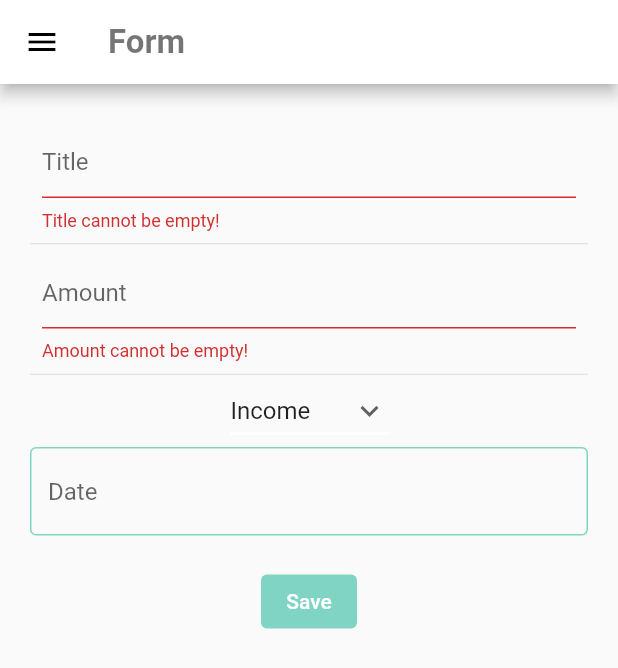
After one commit to Dhafiano/pbp-flutter-lab, a Flutter app: the AddBudgetPage screen opened directly, after a tap on "Save", on a phone screen of 412 x 824 dp. The commit adds this screen. Shown: the top 668 px of the screen. Run offline on Flutter 3.47's test engine with Material 2 defaults, Android fonts, the phone set to English and light mode, and no system bars; our stand-ins replace date_field; missing offline and left inert: dart:html.

Commit message:
update tugas 8

```diff
--- /dev/null
+++ b/counter7/lib/budget.dart
@@ -0,0 +1,287 @@
+import 'package:counter7/drawer.dart';
+import 'package:flutter/cupertino.dart';
+import 'package:flutter/material.dart';
+import 'package:date_field/date_field.dart';
+import 'package:intl/intl.dart';
+import 'package:counter7/drawer.dart';
+
+// import 'package:syncfusion_flutter_datepicker/datepicker.dart';
+
+import 'main.dart';
+
+class AddBudgetPage extends StatefulWidget {
+  static List<List<Object>> listData = _AddBudgetPageState.list;
+  const AddBudgetPage({super.key});
+
+  @override
+  State<AddBudgetPage> createState() => _AddBudgetPageState();
+}
+
+class _AddBudgetPageState extends State<AddBudgetPage> {
+  static final List<List<Object>> list = [];
+  final _formKey = GlobalKey<FormState>();
+  String jenis = 'Income';
+  String title = '';
+  int amount = 0;
+  DateTime datetime = DateTime.now();
+  DateFormat dateFormat = DateFormat("yyyy-MM-dd HH:mm:ss");
+  late final String dateString = dateFormat.format(datetime);
+
+  TextEditingController dateInputController = TextEditingController();
+
+  List<String> listJenis = ['Income', 'Expenses'];
+  List<Object> listForm = [];
+
+  List<List<Object>> _getList() {
+    return list;
+  }
+
+  @override
+  Widget build(BuildContext context) {
+    return Scaffold(
+      appBar: AppBar(
+        iconTheme: IconThemeData(color: Colors.black),
+        backgroundColor: Colors.white,
+        title: Text(
+          'Form',
+          style: TextStyle(
+            fontWeight: FontWeight.w600,
+            fontSize: 22,
+            color: Colors.black54,
+          ),
+        ),
+      ),
+      // Adding drawer menu
+      drawer: DrawerClass('Add Budget'),
+      body: Form(
+        key: _formKey,
+        child: SingleChildScrollView(
+          child: Container(
+            padding: const EdgeInsets.all(20.0),
+            child: Column(
+              children: [
+                Padding(
+                  padding: const EdgeInsets.all(8.0),
+                  child: TextFormField(
+                    decoration: InputDecoration(
+                      focusedBorder: OutlineInputBorder(
+                        borderSide: const BorderSide(
+                          color: Color.fromRGBO(128, 212, 196, 1),
+                        ),
+                      ),
+                      hintText: "Title",
+                    ),
+                    onChanged: (String? value) {
+                      setState(() {
+                        title = value!;
+                      });
+                    },
+
+                    onSaved: (String? value) {
+                      setState(() {
+                        title = value!;
+                      });
+                    },
+
+                    // Validator sebagai validasi form
+                    validator: (String? value) {
+                      if (value == null || value.isEmpty) {
+                        return 'Title cannot be empty!';
+                      }
+                      return null;
+                    },
+                  ),
+                ),
+                const Divider(
+                  height: 1,
+                ),
+                Padding(
+                  padding: const EdgeInsets.all(8.0),
+                  child: TextFormField(
+                    decoration: InputDecoration(
+                      focusedBorder: OutlineInputBorder(
+                        borderSide: const BorderSide(
+                          color: Color.fromRGBO(128, 212, 196, 1),
+                        ),
+                      ),
+                      hintText: "Amount",
+                    ),
+                    onChanged: (String? value) {
+                      setState(() {
+                        amount = int.parse(value!);
+                      });
+                    },
+
+                    // Menambahkan behavior saat data disimpan
+                    onSaved: (String? value) {
+                      setState(() {
+                        amount = int.parse(value!);
+                      });
+                    },
+                    // Validator sebagai validasi form
+                    validator: (String? value) {
+                      if (value == null || value.isEmpty) {
+                        return 'Amount cannot be empty!';
+                      }
+                      return null;
+                    },
+                  ),
+                ),
+                const Divider(
+                  height: 1,
+                ),
+                DropdownButton<String>(
+                  value: jenis,
+                  icon: const Icon(Icons.keyboard_arrow_down),
+                  elevation: 16,
+                  hint: Text(
+                    "Choose Type",
+                    style: TextStyle(
+                        color: Colors.black,
+                        fontSize: 14,
+                        fontWeight: FontWeight.w500),
+                  ),
+                  underline: Container(
+                    height: 2,
+                    color: Colors.white,
+                  ),
+                  items:
+                      listJenis.map<DropdownMenuItem<String>>((String value) {
+                    return DropdownMenuItem<String>(
+                      value: value,
+                      child: Text(value),
+                    );
+                  }).toList(),
+                  onChanged: (String? value) {
+                    // This is called when the user selects an item.
+                    setState(() {
+                      jenis = value!;
+                    });
+                  },
+                ),
+                TextFormField(
+                  decoration: const InputDecoration(
+                    hintText: 'Date',
+                    border: OutlineInputBorder(
+                        borderSide: BorderSide(
+                            color: Color.fromRGBO(128, 212, 196, 1), width: 1)),
+                    focusedBorder: OutlineInputBorder(
+                        borderSide: BorderSide(
+                            color: Color.fromRGBO(128, 212, 196, 1), width: 1)),
+                    enabledBorder: OutlineInputBorder(
+                        borderSide: BorderSide(
+                            color: Color.fromRGBO(128, 212, 196, 1), width: 1)),
+                  ),
+                  controller: dateInputController,
+                  readOnly: true,
+                  onTap: () async {
+                    DateTime? pickedDate = await showDatePicker(
+                        builder: (context, child) {
+                          return Theme(
+                            data: Theme.of(context).copyWith(
+                              colorScheme: ColorScheme.light(
+                                primary: Color.fromRGBO(128, 212, 196,
+                                    1), // header background color
+                                onPrimary: Colors.white, // header text color
+                                onSurface: Color.fromRGBO(
+                                    128, 212, 196, 1), // body text color
+                              ),
+                            ),
+                            child: child!,
+                          );
+                        },
+                        context: context,
+                        initialDate: DateTime.now(),
+                        firstDate: DateTime(1950),
+                        lastDate: DateTime(2050));
+
+                    if (pickedDate != null) {
+                      dateInputController.text =
+                          DateFormat('dd MMMM yyyy').format(pickedDate);
+                    }
+                  },
+                ),
+                SizedBox(
+                  height: 20.0,
+                ),
+                TextButton(
+                  child: const Text(
+                    "Save",
+                    style: TextStyle(color: Colors.white),
+                  ),
+                  style: ButtonStyle(
+                    backgroundColor: MaterialStateProperty.all(
+                        Color.fromRGBO(128, 212, 196, 1)),
+                  ),
+                  onPressed: () {
+                    if (_formKey.currentState!.validate()) {
+                      listForm.add(title);
+                      listForm.add(amount);
+                      listForm.add(jenis);
+
+                      listForm.add(dateInputController.text);
+                      list.add(listForm);
+                      listForm = [];
+                      _sendDataToBudgetData(context);
+                    }
+                  },
+                ),
+              ],
+            ),
+          ),
+        ),
+      ),
+    );
+  }
+
+  void _sendDataToBudgetData(BuildContext context) {
+    var dataToSend = list;
+    Navigator.push(
+        context,
+        MaterialPageRoute(
+            builder: (context) => BudgetDataPage(
+                  list: dataToSend,
+                )));
+  }
+}
+
+class BudgetDataPage extends StatelessWidget {
+  final list;
+  BudgetDataPage({super.key, @required this.list});
+
+  @override
+  Widget build(BuildContext context) {
+    return Scaffold(
+        appBar: AppBar(
+          iconTheme: IconThemeData(color: Colors.black),
+          backgroundColor: Colors.white,
+          title: Text(
+            'Budget Data',
+            style: TextStyle(
+              fontWeight: FontWeight.w600,
+              fontSize: 22,
+              color: Colors.black54,
+            ),
+          ),
+        ),
+        // Adding drawer menu
+        drawer: DrawerClass('Budget Data'),
+        body: SafeArea(
+          child: ListView.builder(
+              itemCount: list.length,
+              itemBuilder: (context, index) => Card(
+                    shape: RoundedRectangleBorder(
+                        side: BorderSide(
+                            color: Color.fromRGBO(128, 212, 196, 1))),
+                    elevation: 6,
+                    margin: const EdgeInsets.all(10),
+                    child: ListTile(
+                      title: Text(list[index][0]),
+                      subtitle: Text(
+                          list[index][1].toString() + "\$ , " + list[index][3]),
+                      trailing: Text(list[index][2]),
+                    ),
+                  )),
+        ));
+  }
+}
--- /dev/null
+++ b/counter7/lib/drawer.dart
@@ -0,0 +1,67 @@
+import 'dart:html';
+
+import 'package:counter7/budget.dart';
+import 'package:flutter/cupertino.dart';
+import 'package:flutter/material.dart';
+import 'main.dart';
+
+class DrawerClass extends StatelessWidget {
+  DrawerClass(this.currentPage);
+  final String currentPage;
+
+  @override
+  Widget build(BuildContext context) {
+    return Drawer(
+      child: Column(
+        children: [
+          SizedBox(
+            height: 30.0,
+          ),
+          // Adding clickable menu
+          ListTile(
+            title: const Text('counter_7'),
+            onTap: () {
+              Navigator.of(context).pop();
+              if (this.currentPage == 'counter_7') return;
+
+              Navigator.pushReplacement(
+                context,
+                MaterialPageRoute(
+                    builder: (context) =>
+                        const MyHomePage(title: 'Program Counter')),
+              );
+            },
+          ),
+          ListTile(
+            title: const Text('Add Budget'),
+            onTap: () {
+              // Routing the menu to the form page
+              Navigator.of(context).pop();
+              if (this.currentPage == 'Add Budget Info') return;
+
+              Navigator.pushReplacement(
+                context,
+                MaterialPageRoute(builder: (context) => AddBudgetPage()),
+              );
+            },
+          ),
+          ListTile(
+            title: const Text('Budget Data'),
+            onTap: () {
+              // Routing the menu to the form page
+              Navigator.of(context).pop();
+              if (this.currentPage == 'Budget Data') return;
+
+              Navigator.pushReplacement(
+                context,
+                MaterialPageRoute(
+                    builder: (context) =>
+                        BudgetDataPage(list: AddBudgetPage.listData)),
+              );
+            },
+          ),
+        ],
+      ),
+    );
+  }
+}
--- a/counter7/lib/main.dart
+++ b/counter7/lib/main.dart
@@ -2,7 +2,10 @@
 // 2106751631
 // PBP-E
 // Tugas 7
+
+import 'package:counter7/budget.dart';
 import 'package:flutter/material.dart';
+import 'package:counter7/drawer.dart';
 
 void main() {
   runApp(const MyApp());
```
Also changed, not shown: counter7/pubspec.yaml (+8 -1 lines), counter7/pubspec.lock, 1 other file.
